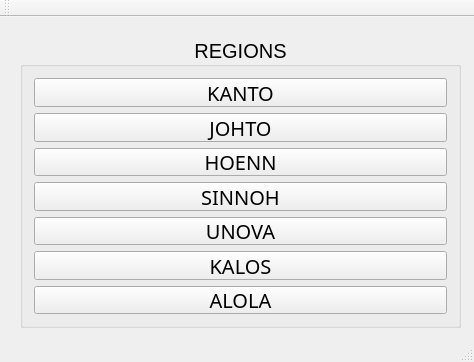
Before: the Qt Designer form NationalDex/mainwindow.ui in brandonTheProgram/QtNationalDex, drawn with Qt 5.
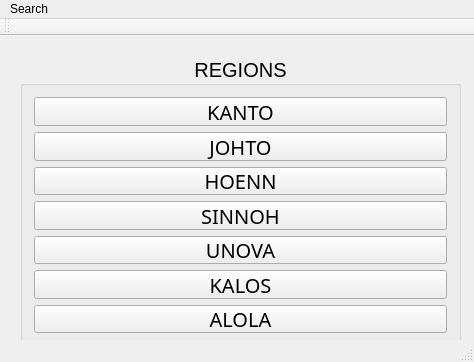
After: the same form once the commit is applied. Icons and pictures are not drawn.

Diff of the .ui file:
```diff
--- a/NationalDex/mainwindow.ui
+++ b/NationalDex/mainwindow.ui
@@ -144,6 +144,13 @@
      <height>17</height>
     </rect>
    </property>
+   <widget class="QMenu" name="menuSearch">
+    <property name="title">
+     <string>Search</string>
+    </property>
+    <addaction name="actionSearch"/>
+   </widget>
+   <addaction name="menuSearch"/>
   </widget>
   <widget class="QToolBar" name="mainToolBar">
    <attribute name="toolBarArea">
```
Left out of the diff: 13 changed lines with no effect on the pictures.
